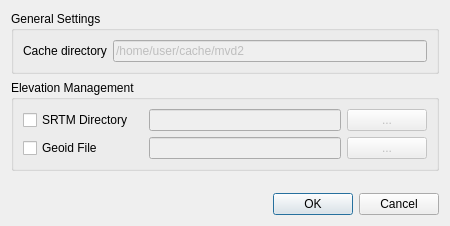
Old version of the form Code/Application/Catalogue/mvdPreferencesDialog.ui in the repository orfeotoolbox/OTB.
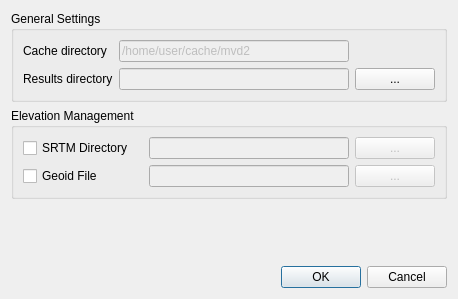
New version of the form.

Commit message: ENH: Adding result dir as a setting, enabling to set an arbitrary default directory to store results

Diff of the .ui file:
```diff
--- a/Code/Application/Catalogue/mvdPreferencesDialog.ui
+++ b/Code/Application/Catalogue/mvdPreferencesDialog.ui
@@ -9,8 +9,8 @@
    <rect>
     <x>0</x>
     <y>0</y>
-    <width>446</width>
-    <height>226</height>
+    <width>458</width>
+    <height>299</height>
    </rect>
   </property>
   <property name="sizePolicy">
@@ -25,8 +25,8 @@
   <property name="locale">
    <locale language="C" country="AnyCountry"/>
   </property>
-  <layout class="QVBoxLayout" name="verticalLayout_2">
-   <item>
+  <layout class="QGridLayout" name="gridLayout_3">
+   <item row="0" column="0">
     <layout class="QVBoxLayout" name="verticalLayout">
      <item>
       <widget class="QGroupBox" name="groupBox">
@@ -81,6 +81,63 @@
           </property>
          </widget>
         </item>
+        <item row="1" column="0">
+         <widget class="QLabel" name="resultDirLabel">
+          <property name="sizePolicy">
+           <sizepolicy hsizetype="Minimum" vsizetype="Minimum">
+            <horstretch>0</horstretch>
+            <verstretch>0</verstretch>
+           </sizepolicy>
+          </property>
+          <property name="text">
+           <string>Results directory</string>
+          </property>
+         </widget>
+        </item>
+        <item row="1" column="1">
+         <widget class="QLineEdit" name="resultDirPathLineEdit">
+          <property name="enabled">
+           <bool>false</bool>
+          </property>
+          <property name="sizePolicy">
+           <sizepolicy hsizetype="Expanding" vsizetype="Minimum">
+            <horstretch>0</horstretch>
+            <verstretch>0</verstretch>
+           </sizepolicy>
+          </property>
+          <property name="minimumSize">
+           <size>
+            <width>200</width>
+            <height>0</height>
+           </size>
+          </property>
+          <property name="toolTip">
+           <string>Default directory for results data</string>
+          </property>
+          <property name="text">
+           <string/>
+          </property>
+          <property name="readOnly">
+           <bool>true</bool>
+          </property>
+         </widget>
+        </item>
+        <item row="1" column="2">
+         <widget class="QPushButton" name="resultDirButton">
+          <property name="enabled">
+           <bool>true</bool>
+          </property>
+          <property name="sizePolicy">
+           <sizepolicy hsizetype="Minimum" vsizetype="Minimum">
+            <horstretch>0</horstretch>
+            <verstretch>0</verstretch>
+           </sizepolicy>
+          </property>
+          <property name="text">
+           <string>...</string>
+          </property>
+         </widget>
+        </item>
        </layout>
       </widget>
      </item>
@@ -179,20 +236,7 @@
      </item>
     </layout>
    </item>
-   <item>
-    <spacer name="verticalSpacer">
-     <property name="orientation">
-      <enum>Qt::Vertical</enum>
-     </property>
-     <property name="sizeHint" stdset="0">
-      <size>
-       <width>428</width>
-       <height>0</height>
-      </size>
-     </property>
-    </spacer>
-   </item>
-   <item>
+   <item row="2" column="0">
     <layout class="QHBoxLayout" name="horizontalLayout">
      <item>
       <spacer name="horizontalSpacer">
@@ -222,6 +266,19 @@
      </item>
     </layout>
    </item>
+   <item row="1" column="0">
+    <spacer name="verticalSpacer">
+     <property name="orientation">
+      <enum>Qt::Vertical</enum>
+     </property>
+     <property name="sizeHint" stdset="0">
+      <size>
+       <width>20</width>
+       <height>40</height>
+      </size>
+     </property>
+    </spacer>
+   </item>
   </layout>
  </widget>
  <resources/>
```
The commit also changes 3 other files.
